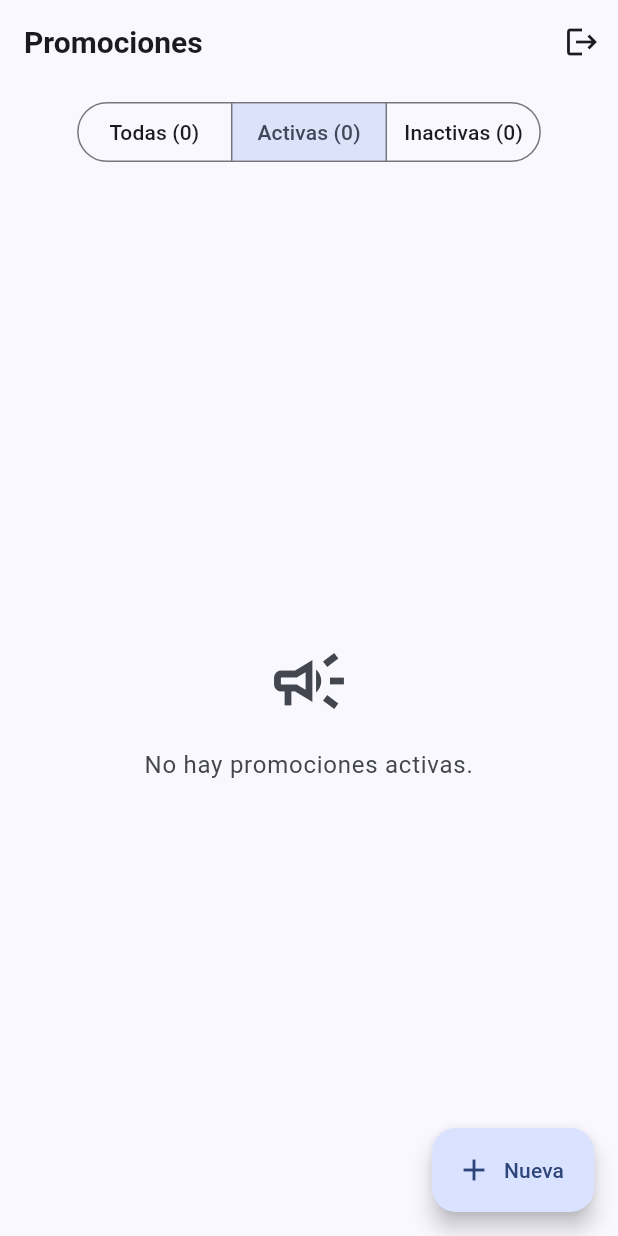
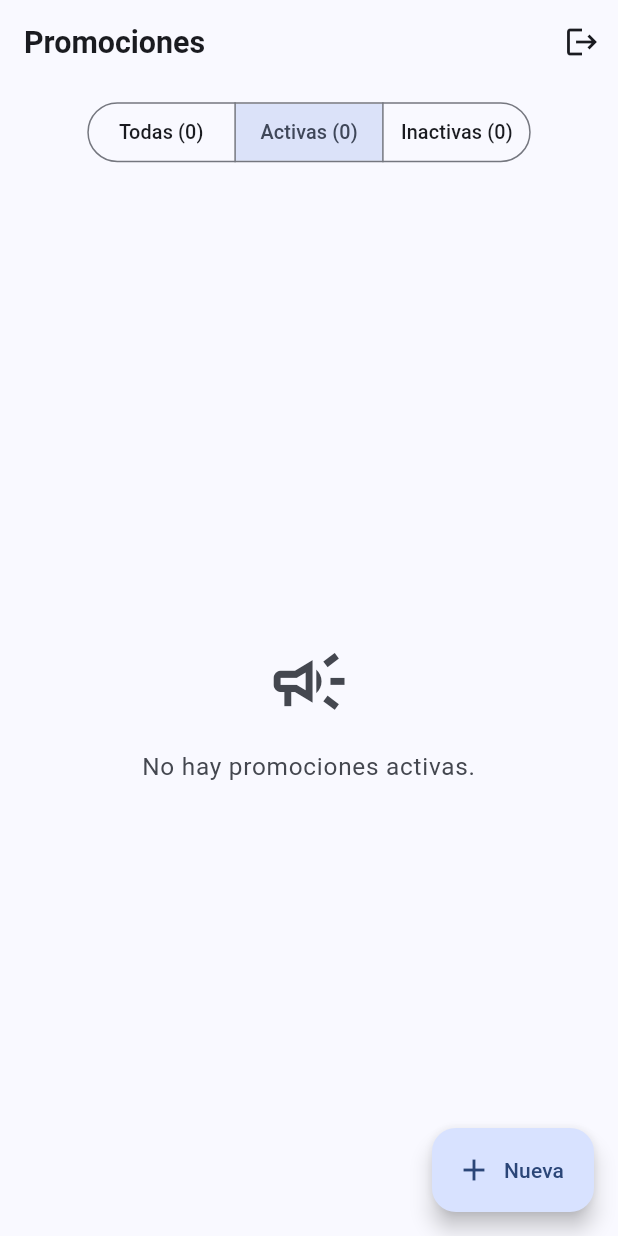
Before and after one commit to black10manda/pruebaCivis, a Flutter app: the screen it shows once a user with an empty profile is signed in, after a tap on an icon or button, on a phone screen of 412 x 824 dp. Run offline on Flutter 3.47's test engine with Material 3 defaults, Android fonts, the phone set to English and light mode, and no system bars; our stand-ins replace cloud_firestore, firebase_auth, firebase_core, firebase_storage, flutter_riverpod, flutter_screenutil and 2 more; accounts and stored records are empty.

Commit message:
feat: responsive con flutter_screenutil

```diff
--- a/lib/core/theme/app_theme.dart
+++ b/lib/core/theme/app_theme.dart
@@ -1,9 +1,10 @@
 import 'package:flutter/material.dart';
+import 'package:flutter_screenutil/flutter_screenutil.dart';
 
 class AppTheme {
   const AppTheme._();
 
-  static const Color _seed = Color(0xFF1F6FEB);
+  static const Color _seed = Color(0xFF3B82F6);
 
   static ThemeData light() {
     final colorScheme = ColorScheme.fromSeed(
@@ -22,71 +23,77 @@ class AppTheme {
         centerTitle: false,
         titleTextStyle: TextStyle(
           color: colorScheme.onSurface,
-          fontSize: 20,
+          fontSize: 20.sp,
           fontWeight: FontWeight.w600,
         ),
       ),
       inputDecorationTheme: InputDecorationTheme(
         filled: true,
         fillColor: colorScheme.surfaceContainerHighest.withValues(alpha: 0.4),
-        contentPadding: const EdgeInsets.symmetric(
-          horizontal: 16,
-          vertical: 14,
+        contentPadding: EdgeInsets.symmetric(
+          horizontal: 16.w,
+          vertical: 14.h,
         ),
         border: OutlineInputBorder(
-          borderRadius: BorderRadius.circular(12),
+          borderRadius: BorderRadius.circular(12.r),
           borderSide: BorderSide.none,
         ),
         enabledBorder: OutlineInputBorder(
-          borderRadius: BorderRadius.circular(12),
+          borderRadius: BorderRadius.circular(12.r),
           borderSide: BorderSide.none,
         ),
         focusedBorder: OutlineInputBorder(
-          borderRadius: BorderRadius.circular(12),
+          borderRadius: BorderRadius.circular(12.r),
           borderSide: BorderSide(color: colorScheme.primary, width: 1.5),
         ),
         errorBorder: OutlineInputBorder(
-          borderRadius: BorderRadius.circular(12),
+          borderRadius: BorderRadius.circular(12.r),
           borderSide: BorderSide(color: colorScheme.error, width: 1.2),
         ),
         focusedErrorBorder: OutlineInputBorder(
-          borderRadius: BorderRadius.circular(12),
+          borderRadius: BorderRadius.circular(12.r),
           borderSide: BorderSide(color: colorScheme.error, width: 1.5),
         ),
       ),
       elevatedButtonTheme: ElevatedButtonThemeData(
         style: ElevatedButton.styleFrom(
-          minimumSize: const Size.fromHeight(52),
+          minimumSize: Size.fromHeight(52.h),
           shape: RoundedRectangleBorder(
-            borderRadius: BorderRadius.circular(12),
+            borderRadius: BorderRadius.circular(12.r),
           ),
-          textStyle: const TextStyle(fontSize: 16, fontWeight: FontWeight.w600),
+          textStyle: TextStyle(fontSize: 16.sp, fontWeight: FontWeight.w600),
         ),
       ),
       filledButtonTheme: FilledButtonThemeData(
         style: FilledButton.styleFrom(
-          minimumSize: const Size.fromHeight(52),
+          backgroundColor: _seed,
+          minimumSize: Size.fromHeight(52.h),
           shape: RoundedRectangleBorder(
-            borderRadius: BorderRadius.circular(12),
+            borderRadius: BorderRadius.circular(12.r),
           ),
         ),
       ),
       textButtonTheme: TextButtonThemeData(
         style: TextButton.styleFrom(
-          textStyle: const TextStyle(fontWeight: FontWeight.w600),
+          textStyle: TextStyle(
+            fontSize: 14.sp,
+            fontWeight: FontWeight.w600,
+          ),
         ),
       ),
       cardTheme: CardThemeData(
         elevation: 0,
         margin: EdgeInsets.zero,
         shape: RoundedRectangleBorder(
-          borderRadius: BorderRadius.circular(16),
+          borderRadius: BorderRadius.circular(16.r),
           side: BorderSide(color: colorScheme.outlineVariant),
         ),
       ),
       snackBarTheme: SnackBarThemeData(
         behavior: SnackBarBehavior.floating,
-        shape: RoundedRectangleBorder(borderRadius: BorderRadius.circular(10)),
+        shape: RoundedRectangleBorder(
+          borderRadius: BorderRadius.circular(10.r),
+        ),
       ),
     );
   }
--- a/lib/core/widgets/app_button.dart
+++ b/lib/core/widgets/app_button.dart
@@ -1,4 +1,5 @@
 import 'package:flutter/material.dart';
+import 'package:flutter_screenutil/flutter_screenutil.dart';
 
 enum AppButtonVariant { primary, secondary, text }
 
@@ -24,10 +25,10 @@ class AppButton extends StatelessWidget {
   Widget build(BuildContext context) {
     final effectiveOnPressed = isLoading ? null : onPressed;
     final child = isLoading
-        ? const SizedBox(
-            height: 22,
-            width: 22,
-            child: CircularProgressIndicator(strokeWidth: 2.4),
+        ? SizedBox(
+            height: 22.w,
+            width: 22.w,
+            child: const CircularProgressIndicator(strokeWidth: 2.4),
           )
         : _Content(label: label, icon: icon);
 
@@ -63,7 +64,11 @@ class _Content extends StatelessWidget {
     return Row(
       mainAxisAlignment: MainAxisAlignment.center,
       mainAxisSize: MainAxisSize.min,
-      children: [Icon(icon, size: 20), const SizedBox(width: 8), Text(label)],
+      children: [
+        Icon(icon, size: 20.sp),
+        SizedBox(width: 8.w),
+        Text(label),
+      ],
     );
   }
 }
--- a/lib/core/widgets/splash_screen.dart
+++ b/lib/core/widgets/splash_screen.dart
@@ -1,4 +1,5 @@
 import 'package:flutter/material.dart';
+import 'package:flutter_screenutil/flutter_screenutil.dart';
 
 class SplashScreen extends StatelessWidget {
   const SplashScreen({super.key});
@@ -13,24 +14,24 @@ class SplashScreen extends StatelessWidget {
             mainAxisSize: MainAxisSize.min,
             children: [
               Container(
-                width: 80,
-                height: 80,
+                width: 80.w,
+                height: 80.w,
                 alignment: Alignment.center,
                 decoration: BoxDecoration(
                   color: theme.colorScheme.primaryContainer,
-                  borderRadius: BorderRadius.circular(20),
+                  borderRadius: BorderRadius.circular(20.r),
                 ),
                 child: Icon(
                   Icons.campaign_outlined,
-                  size: 40,
+                  size: 40.sp,
                   color: theme.colorScheme.onPrimaryContainer,
                 ),
               ),
-              const SizedBox(height: 24),
-              const SizedBox(
-                width: 28,
-                height: 28,
-                child: CircularProgressIndicator(strokeWidth: 2.4),
+              SizedBox(height: 24.h),
+              SizedBox(
+                width: 28.w,
+                height: 28.w,
+                child: const CircularProgressIndicator(strokeWidth: 2.4),
               ),
             ],
           ),
--- a/lib/features/auth/presentation/login_screen.dart
+++ b/lib/features/auth/presentation/login_screen.dart
@@ -1,5 +1,6 @@
 import 'package:flutter/material.dart';
 import 'package:flutter_riverpod/flutter_riverpod.dart';
+import 'package:flutter_screenutil/flutter_screenutil.dart';
 
 import '../../../core/utils/error_mapper.dart';
 import '../../../core/utils/validators.dart';
@@ -60,9 +61,9 @@ class _LoginScreenState extends ConsumerState<LoginScreen> {
       body: SafeArea(
         child: Center(
           child: SingleChildScrollView(
-            padding: const EdgeInsets.symmetric(horizontal: 24, vertical: 32),
+            padding: EdgeInsets.symmetric(horizontal: 24.w, vertical: 32.h),
             child: ConstrainedBox(
-              constraints: const BoxConstraints(maxWidth: 420),
+              constraints: BoxConstraints(maxWidth: 420.w),
               child: Form(
                 key: _formKey,
                 child: Column(
@@ -70,36 +71,38 @@ class _LoginScreenState extends ConsumerState<LoginScreen> {
                   mainAxisSize: MainAxisSize.min,
                   children: [
                     Container(
-                      width: 72,
-                      height: 72,
+                      width: 72.w,
+                      height: 72.w,
                       alignment: Alignment.center,
                       decoration: BoxDecoration(
                         color: theme.colorScheme.primaryContainer,
-                        borderRadius: BorderRadius.circular(20),
+                        borderRadius: BorderRadius.circular(20.r),
                       ),
                       child: Icon(
                         Icons.campaign_outlined,
-                        size: 36,
+                        size: 36.sp,
                         color: theme.colorScheme.onPrimaryContainer,
                       ),
                     ),
-                    const SizedBox(height: 24),
+                    SizedBox(height: 24.h),
                     Text(
                       'Bienvenido',
                       style: theme.textTheme.headlineMedium?.copyWith(
+                        fontSize: 28.sp,
                         fontWeight: FontWeight.w700,
                       ),
                       textAlign: TextAlign.center,
                     ),
-                    const SizedBox(height: 8),
+                    SizedBox(height: 8.h),
                     Text(
                       'Inicia sesión para administrar tus promociones',
                       style: theme.textTheme.bodyMedium?.copyWith(
+                        fontSize: 14.sp,
                         color: theme.colorScheme.onSurfaceVariant,
                       ),
                       textAlign: TextAlign.center,
                     ),
-                    const SizedBox(height: 32),
+                    SizedBox(height: 32.h),
                     AppTextField(
                       controller: _emailController,
                       label: 'Correo',
@@ -110,7 +113,7 @@ class _LoginScreenState extends ConsumerState<LoginScreen> {
                       validator: Validators.email,
                       prefixIcon: const Icon(Icons.email_outlined),
                     ),
-                    const SizedBox(height: 16),
+                    SizedBox(height: 16.h),
                     AppTextField(
                       controller: _passwordController,
                       label: 'Contraseña',
@@ -128,7 +131,7 @@ class _LoginScreenState extends ConsumerState<LoginScreen> {
                       ),
                       onSubmitted: (_) => _submit(),
                     ),
-                    const SizedBox(height: 32),
+                    SizedBox(height: 32.h),
                     AppButton(
                       label: 'Iniciar sesión',
                       onPressed: _submit,
--- a/lib/features/promociones/presentation/lista_promociones_screen.dart
+++ b/lib/features/promociones/presentation/lista_promociones_screen.dart
@@ -1,5 +1,6 @@
 import 'package:flutter/material.dart';
 import 'package:flutter_riverpod/flutter_riverpod.dart';
+import 'package:flutter_screenutil/flutter_screenutil.dart';
 import 'package:go_router/go_router.dart';
 
 import '../../../core/utils/error_mapper.dart';
@@ -25,7 +26,9 @@ class ListaPromocionesScreen extends ConsumerWidget {
         data: (_) {
           ScaffoldMessenger.of(context)
             ..hideCurrentSnackBar()
-            ..showSnackBar(const SnackBar(content: Text('Promoción enviada')));
+            ..showSnackBar(
+              const SnackBar(content: Text('Promoción enviada')),
+            );
         },
         error: (e, _) {
           ScaffoldMessenger.of(context)
@@ -63,10 +66,10 @@ class ListaPromocionesScreen extends ConsumerWidget {
                     ref.invalidate(promocionesStreamProvider);
                   },
                   child: ListView.separated(
-                    padding: const EdgeInsets.fromLTRB(16, 0, 16, 96),
+                    padding: EdgeInsets.fromLTRB(16.w, 0, 16.w, 96.h),
                     physics: const AlwaysScrollableScrollPhysics(),
                     itemCount: lista.length,
-                    separatorBuilder: (_, _) => const SizedBox(height: 12),
+                    separatorBuilder: (_, _) => SizedBox(height: 12.h),
                     itemBuilder: (context, i) {
                       final p = lista[i];
                       return PromocionCard(
@@ -139,25 +142,26 @@ class _EstadoVacio extends ConsumerWidget {
 
     return Center(
       child: Padding(
-        padding: const EdgeInsets.all(32),
+        padding: EdgeInsets.all(32.w),
         child: Column(
           mainAxisSize: MainAxisSize.min,
           children: [
             Icon(
               Icons.campaign_outlined,
-              size: 56,
+              size: 56.sp,
               color: theme.colorScheme.onSurfaceVariant,
             ),
-            const SizedBox(height: 16),
+            SizedBox(height: 16.h),
             Text(
               mensaje,
               textAlign: TextAlign.center,
               style: theme.textTheme.bodyLarge?.copyWith(
+                fontSize: 16.sp,
                 color: theme.colorScheme.onSurfaceVariant,
               ),
             ),
             if (filtro == FiltroPromociones.todas) ...[
-              const SizedBox(height: 24),
+              SizedBox(height: 24.h),
               FilledButton.icon(
                 onPressed: () => context.push(AppRoutes.nuevaPromocion),
                 icon: const Icon(Icons.add),
--- a/lib/features/promociones/presentation/widgets/filtro_promociones.dart
+++ b/lib/features/promociones/presentation/widgets/filtro_promociones.dart
@@ -1,5 +1,6 @@
 import 'package:flutter/material.dart';
 import 'package:flutter_riverpod/flutter_riverpod.dart';
+import 'package:flutter_screenutil/flutter_screenutil.dart';
 
 import '../../application/promociones_providers.dart';
 
@@ -14,21 +15,30 @@ class FiltroPromocionesBar extends ConsumerWidget {
     final total = activas + inactivas;
 
     return Padding(
-      padding: const EdgeInsets.fromLTRB(16, 8, 16, 12),
+      padding: EdgeInsets.fromLTRB(16.w, 8.h, 16.w, 12.h),
       child: SegmentedButton<FiltroPromociones>(
         showSelectedIcon: false,
         segments: [
           ButtonSegment(
             value: FiltroPromociones.todas,
-            label: Text('Todas ($total)'),
+            label: Text(
+              'Todas ($total)',
+              style: TextStyle(fontSize: 13.sp),
+            ),
           ),
           ButtonSegment(
             value: FiltroPromociones.activas,
-            label: Text('Activas ($activas)'),
+            label: Text(
+              'Activas ($activas)',
+              style: TextStyle(fontSize: 13.sp),
+            ),
           ),
           ButtonSegment(
             value: FiltroPromociones.inactivas,
-            label: Text('Inactivas ($inactivas)'),
+            label: Text(
+              'Inactivas ($inactivas)',
+              style: TextStyle(fontSize: 13.sp),
+            ),
           ),
         ],
         selected: {filtro},
--- a/lib/main.dart
+++ b/lib/main.dart
@@ -1,6 +1,7 @@
 import 'package:firebase_core/firebase_core.dart';
 import 'package:flutter/material.dart';
 import 'package:flutter_riverpod/flutter_riverpod.dart';
+import 'package:flutter_screenutil/flutter_screenutil.dart';
 import 'package:intl/date_symbol_data_local.dart';
 
 import 'core/router/app_router.dart';
@@ -9,7 +10,9 @@ import 'firebase_options.dart';
 
 void main() async {
   WidgetsFlutterBinding.ensureInitialized();
-  await Firebase.initializeApp(options: DefaultFirebaseOptions.currentPlatform);
+  await Firebase.initializeApp(
+    options: DefaultFirebaseOptions.currentPlatform,
+  );
   await initializeDateFormatting('es');
   runApp(const ProviderScope(child: PruebaApp()));
 }
@@ -20,11 +23,18 @@ class PruebaApp extends ConsumerWidget {
   @override
   Widget build(BuildContext context, WidgetRef ref) {
     final router = ref.watch(goRouterProvider);
-    return MaterialApp.router(
-      title: 'Prueba',
-      debugShowCheckedModeBanner: false,
-      theme: AppTheme.light(),
-      routerConfig: router,
+    return ScreenUtilInit(
+      designSize: const Size(375, 812),
+      minTextAdapt: true,
+      splitScreenMode: true,
+      builder: (context, child) {
+        return MaterialApp.router(
+          title: 'Prueba',
+          debugShowCheckedModeBanner: false,
+          theme: AppTheme.light(),
+          routerConfig: router,
+        );
+      },
     );
   }
 }
--- a/pubspec.yaml
+++ b/pubspec.yaml
@@ -42,6 +42,7 @@ dependencies:
   go_router: ^14.2.7
   intl: ^0.20.2
   image_picker: ^1.1.2
+  flutter_screenutil: ^5.9.3
 
 dev_dependencies:
   flutter_test:
```
Also changed, not shown: lib/core/widgets/async_value_view.dart (+10 -5 lines), lib/features/promociones/presentation/promocion_form_screen.dart (+37 -22 lines), lib/features/promociones/presentation/widgets/estado_badge.dart (+6 -5 lines), lib/features/promociones/presentation/widgets/promocion_card.dart (+21 -16 lines), pubspec.lock.
